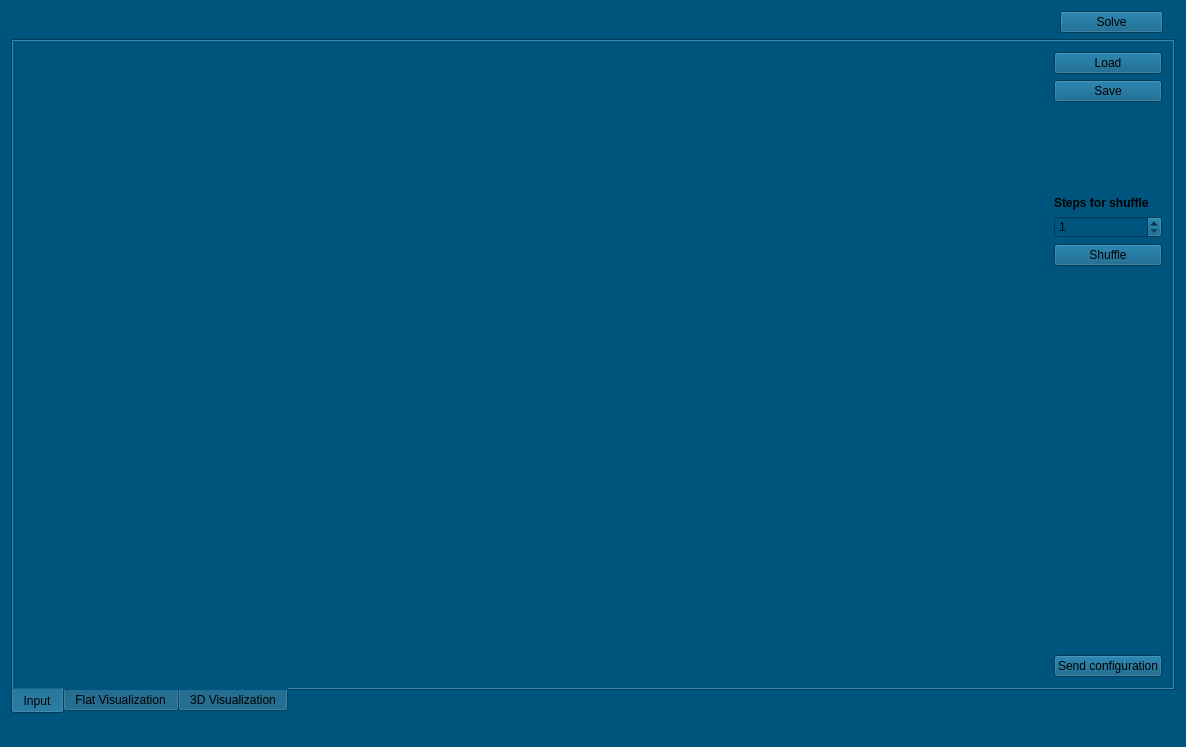
Old version of the form rubikomo/mainwindow.ui in the repository siemensmacv/rubik-teacher.
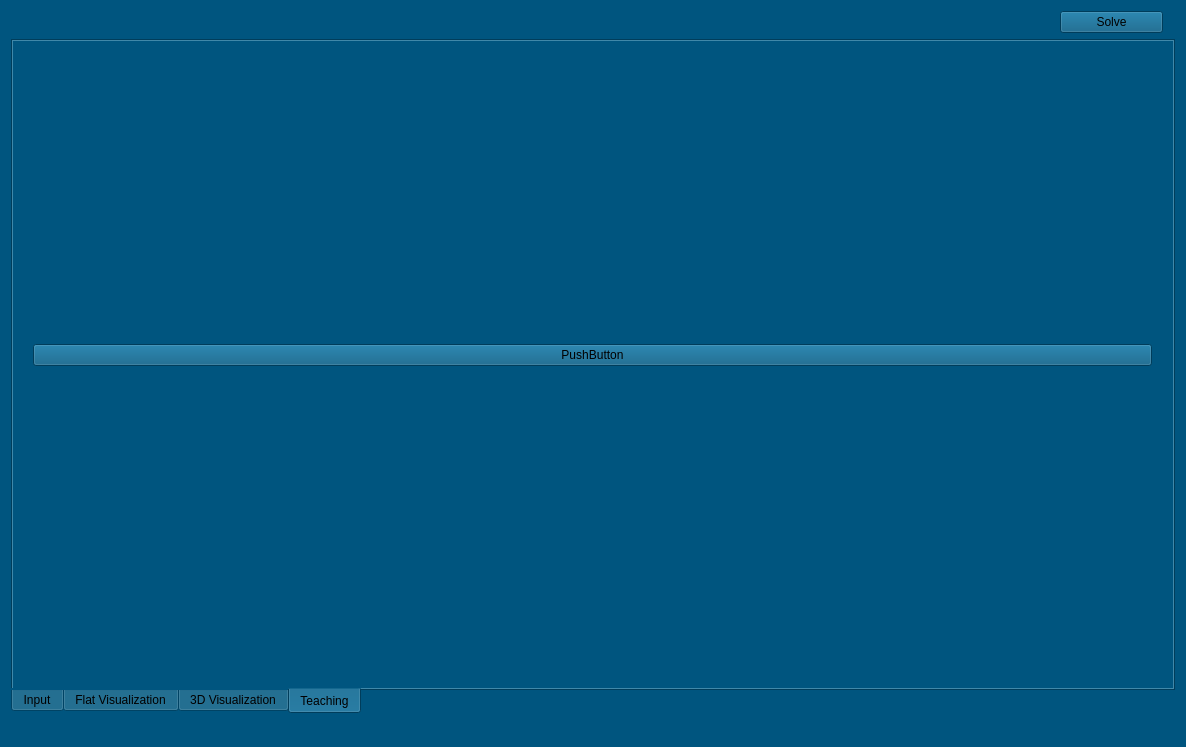
New version of the form.

Commit message: Added teaching tab - with own 3D view and model

```diff
--- a/rubikomo/mainwindow.ui
+++ b/rubikomo/mainwindow.ui
@@ -104,7 +104,7 @@
        <enum>QTabWidget::South</enum>
       </property>
       <property name="currentIndex">
-       <number>0</number>
+       <number>3</number>
       </property>
       <property name="elideMode">
        <enum>Qt::ElideRight</enum>
@@ -836,6 +836,40 @@
         </item>
        </layout>
       </widget>
+      <widget class="QWidget" name="tab_2">
+       <attribute name="title">
+        <string>Teaching</string>
+       </attribute>
+       <widget class="QWidget" name="horizontalLayoutWidget">
+        <property name="geometry">
+         <rect>
+          <x>9</x>
+          <y>9</y>
+          <width>1141</width>
+          <height>611</height>
+         </rect>
+        </property>
+        <layout class="QHBoxLayout" name="horizontalLayout_2">
+         <item>
+          <layout class="QGridLayout" name="gridLayout_6"/>
+         </item>
+         <item>
+          <layout class="QVBoxLayout" name="verticalLayout_6" stretch="0">
+           <property name="spacing">
+            <number>4</number>
+           </property>
+           <item>
+            <widget class="QPushButton" name="pushButton">
+             <property name="text">
+              <string>PushButton</string>
+             </property>
+            </widget>
+           </item>
+          </layout>
+         </item>
+        </layout>
+       </widget>
+      </widget>
      </widget>
     </item>
    </layout>
```
The commit also changes 2 other files.
